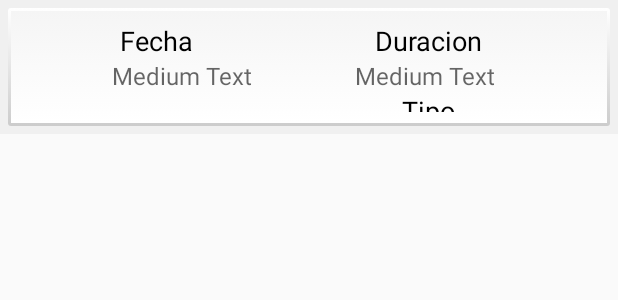
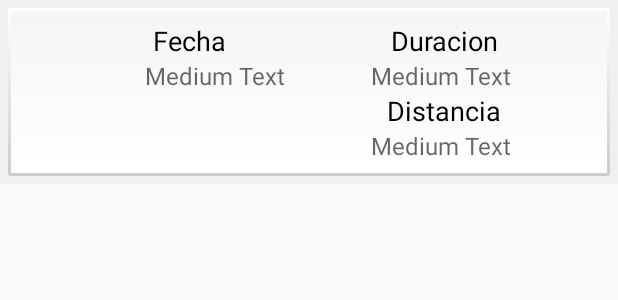
Before and after one commit to LaraFranklin/TrackingApp, an Android app: the layout listar_carreras_row.xml on its own in the app's theme, with its tools: preview values and no code run, on a phone screen of 412 x 824 dp. Shown: the top 300 px of the screen. Run offline under Robolectric (Android 15) with nearby library versions, the phone set to English and light mode, and no system bars.

```diff
--- a/myMapa/app/src/main/java/com/rawals/mymapa/CarreraList.java
+++ b/myMapa/app/src/main/java/com/rawals/mymapa/CarreraList.java
@@ -62,7 +62,7 @@ public class CarreraList extends ActionBarActivity {
 
                 Intent ii = new Intent(getApplicationContext(), DetallesCarrera.class);
                 startActivity(ii);
-                finish();
+
 
 
             }
--- a/myMapa/app/src/main/res/layout/listar_carreras_row.xml
+++ b/myMapa/app/src/main/res/layout/listar_carreras_row.xml
@@ -3,22 +3,26 @@
     android:layout_width="fill_parent"
     android:layout_height="wrap_content"
     android:background="#f0f0f0"
-    android:orientation="vertical" >
+    android:orientation="vertical"
+    android:weightSum="1">
 
     <LinearLayout
         android:layout_width="match_parent"
         android:layout_height="wrap_content"
         android:layout_margin="5dp"
         android:background="@drawable/post_border_style"
-        android:orientation="vertical" >
+        android:orientation="vertical"
+        android:layout_weight="4.75"
+        android:weightSum="1">
 
         <LinearLayout
             android:id="@+id/box_container"
             android:layout_width="match_parent"
-            android:layout_height="match_parent"
+            android:layout_height="wrap_content"
             android:layout_margin="2dp"
             android:background="@drawable/post_border_background"
-            android:orientation="horizontal" >
+            android:orientation="horizontal"
+            android:layout_weight="9.63">
 
             <LinearLayout
                 android:id="@+id/single_post_circuito_linearbox"
@@ -34,8 +38,8 @@
                     android:layout_height="wrap_content">
 
                     <ImageView
-                        android:layout_width="60dp"
-                        android:layout_height="60dp"
+                        android:layout_width="82dp"
+                        android:layout_height="82dp"
                         android:id="@+id/imagen"
                         android:scaleType="centerCrop" />
                 </LinearLayout>
@@ -67,7 +71,7 @@
                 <LinearLayout
                     android:orientation="vertical"
                     android:layout_width="match_parent"
-                    android:layout_height="match_parent">
+                    android:layout_height="wrap_content">
 
                     <TextView
                         android:layout_width="match_parent"
@@ -92,7 +96,7 @@
                         android:layout_width="match_parent"
                         android:layout_height="wrap_content"
                         android:textAppearance="?android:attr/textAppearanceLarge"
-                        android:text="Tipo"
+                        android:text="Distancia"
                         android:layout_marginLeft="5dp"
                         android:textColor="#ff000000"
                         android:textSize="18dp"
```
Also changed, not shown: myMapa/app/src/main/res/layout/activity_list.xml (deleted, +0 -62 lines).
